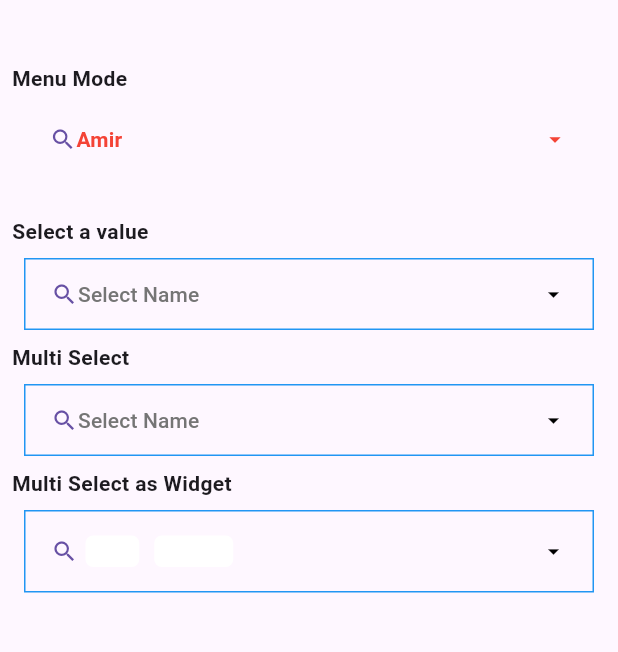
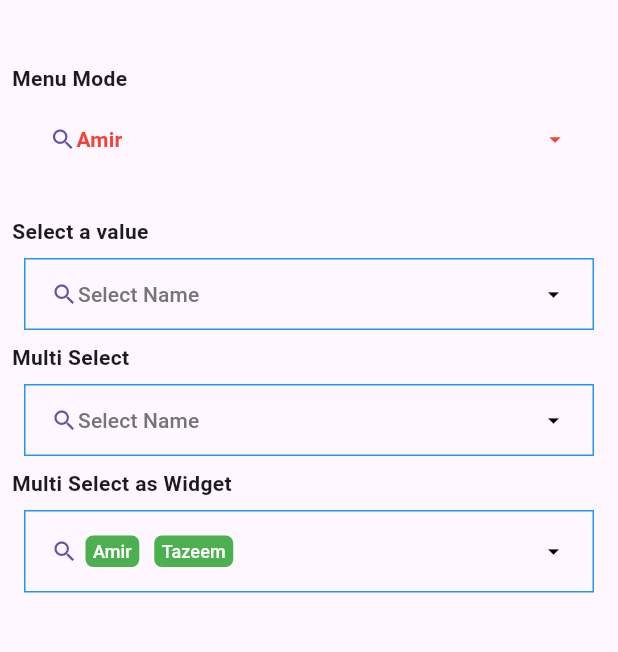
Before and after one commit to prodromossarakinou/custom-searchable-dropdown-ehp, a Flutter app: the screen it shows after launch, on a phone screen of 412 x 824 dp, the part 63-715 px from its top. Run offline on Flutter 3.47's test engine with Material 3 defaults, Android fonts, the phone set to English and light mode, and no system bars.

Commit message:
Update custom_searchable_dropdown.dart

```diff
--- a/lib/custom_searchable_dropdown.dart
+++ b/lib/custom_searchable_dropdown.dart
@@ -180,7 +180,8 @@ class _CustomSearchableDropDownState extends State<CustomSearchableDropDown>
                                                 5, 3, 5, 3),
                                             child: Container(
                                               decoration: new BoxDecoration(
-                                                  color: Colors.white,
+                                                  color: widget.primaryColor ??
+                                                      Colors.green,
                                                   borderRadius:
                                                       BorderRadius.all(
                                                     Radius.circular(5.0),
@@ -501,7 +502,7 @@ class _CustomSearchableDropDownState extends State<CustomSearchableDropDown>
             controller: searchC,
             decoration: InputDecoration(
               fillColor: Colors.white,
-              filled: true,
+              // filled: true,
               focusedBorder: OutlineInputBorder(
                 borderRadius: BorderRadius.all(Radius.circular(5)),
                 borderSide: BorderSide(
```
